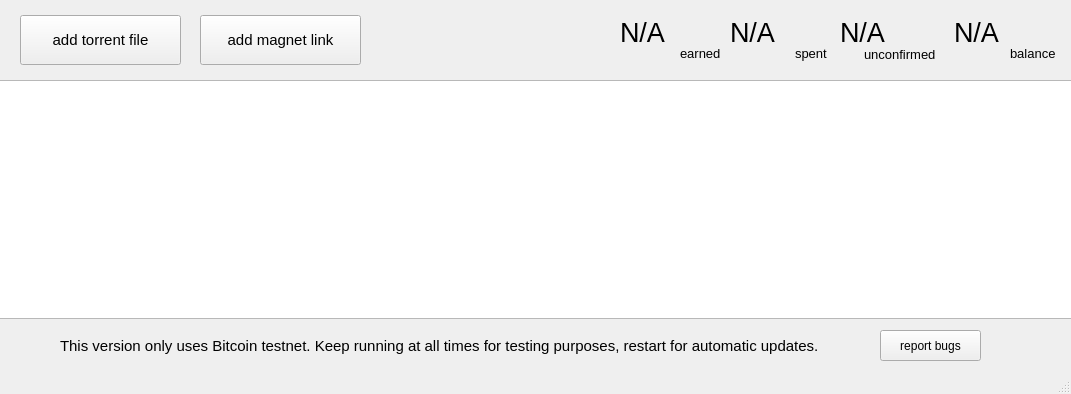
Old version of the form views/gui/ui/MainWindow.ui in the repository RdeWilde/JoyStream.
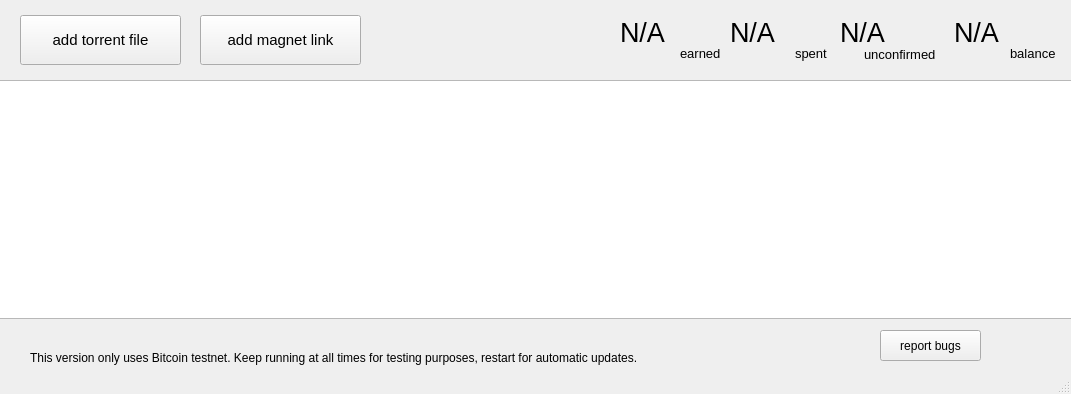
New version of the form.

Commit message: display wallet status messages in main window

Diff of the .ui file:
```diff
--- a/views/gui/ui/MainWindow.ui
+++ b/views/gui/ui/MainWindow.ui
@@ -222,13 +222,13 @@
      <string>update</string>
     </property>
    </widget>
-   <widget class="QLabel" name="label">
+   <widget class="QLabel" name="statusMessageLabel">
     <property name="geometry">
      <rect>
-      <x>60</x>
-      <y>320</y>
+      <x>30</x>
+      <y>330</y>
       <width>791</width>
-      <height>51</height>
+      <height>21</height>
      </rect>
     </property>
     <property name="font">
@@ -237,7 +237,7 @@
      </font>
     </property>
     <property name="text">
-     <string>This version only uses Bitcoin testnet. Keep running at all times for testing purposes, restart for automatic updates.</string>
+     <string/>
     </property>
    </widget>
    <widget class="QLabel" name="unconfirmedBalanceLabel">
@@ -334,6 +334,19 @@
      <string>add funds</string>
     </property>
    </widget>
+   <widget class="QLabel" name="label">
+    <property name="geometry">
+     <rect>
+      <x>30</x>
+      <y>350</y>
+      <width>741</width>
+      <height>16</height>
+     </rect>
+    </property>
+    <property name="text">
+     <string>This version only uses Bitcoin testnet. Keep running at all times for testing purposes, restart for automatic updates.</string>
+    </property>
+   </widget>
   </widget>
   <widget class="QStatusBar" name="statusBar"/>
  </widget>
```
The commit also changes 2 other files.
